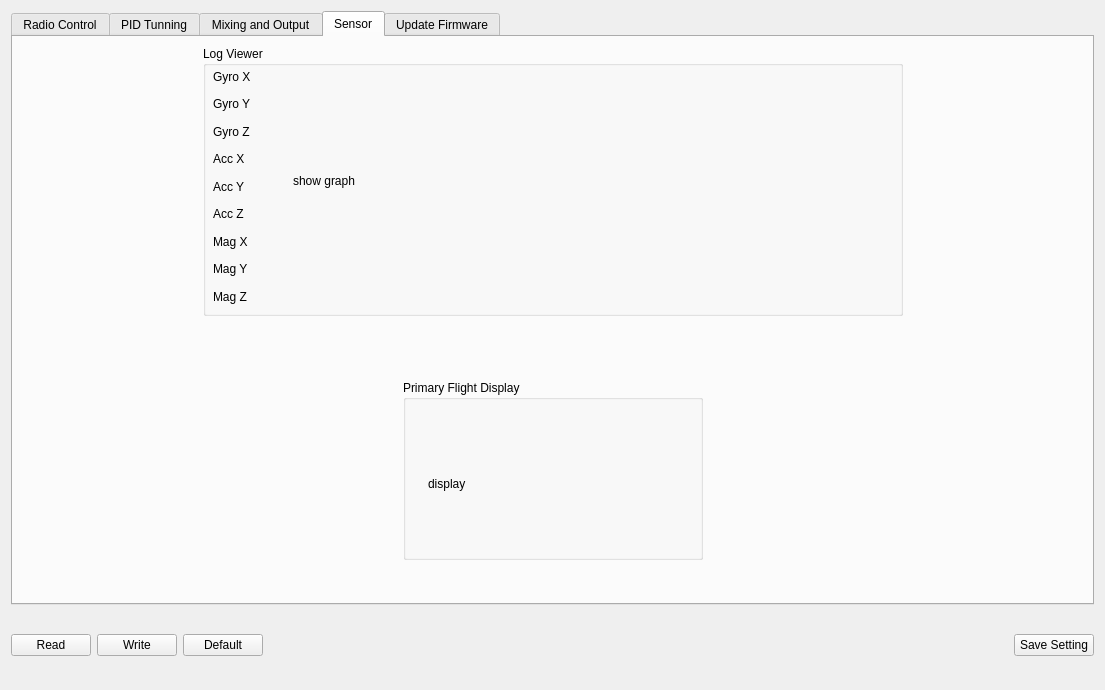
nlbtuyen/ConfigurationGCS, file uavconfig.ui: the form before one commit.
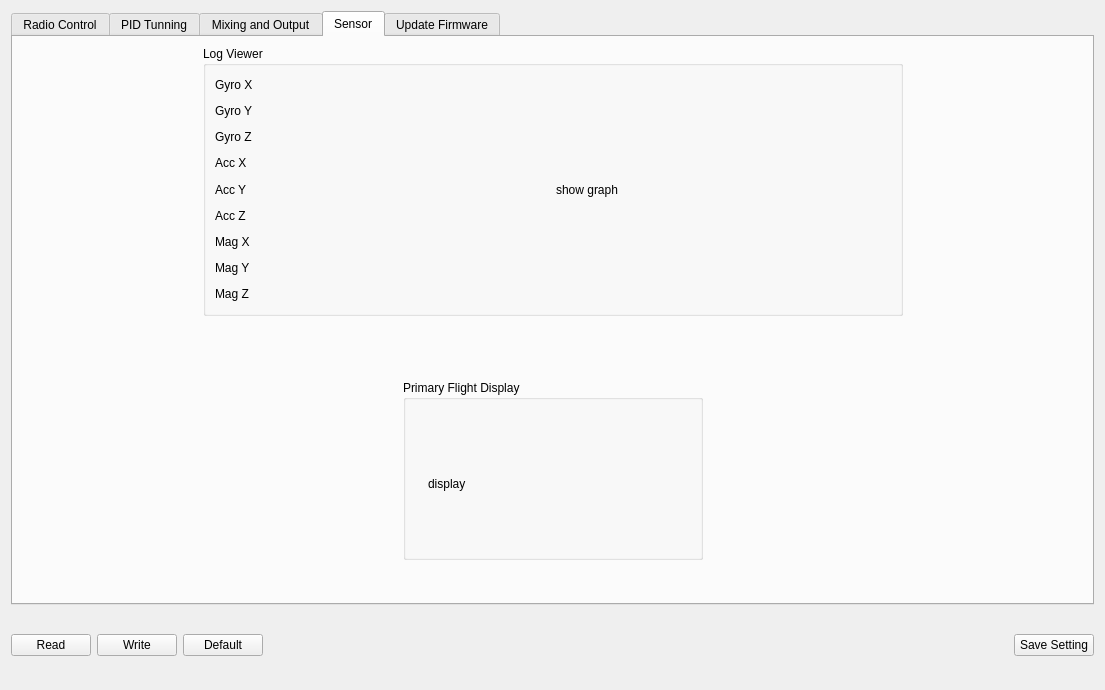
The form after the commit. The open tabs and pages were chosen to show the change. Icons and pictures are not drawn.

Commit message: update save button event

Diff of the .ui file:
```diff
--- a/uavconfig.ui
+++ b/uavconfig.ui
@@ -2435,16 +2435,9 @@
              <property name="title">
               <string>Log Viewer</string>
              </property>
-             <widget class="QWidget" name="layoutWidget_2">
-              <property name="geometry">
-               <rect>
-                <x>10</x>
-                <y>20</y>
-                <width>61</width>
-                <height>241</height>
-               </rect>
-              </property>
-              <layout class="QVBoxLayout" name="verticalLayout_5">
+             <layout class="QHBoxLayout" name="horizontalLayout_16">
+              <item>
+               <layout class="QVBoxLayout" name="LogViewerLayout">
                <item>
                 <widget class="QLabel" name="lbl_gyrox">
                  <property name="text">
@@ -2509,20 +2502,15 @@
                 </widget>
                </item>
               </layout>
-             </widget>
+              </item>
+              <item>
              <widget class="QLabel" name="lbl_graph">
-              <property name="geometry">
-               <rect>
-                <x>90</x>
-                <y>10</y>
-                <width>591</width>
-                <height>250</height>
-               </rect>
-              </property>
               <property name="text">
                <string>show graph</string>
               </property>
              </widget>
+              </item>
+             </layout>
             </widget>
            </item>
            <item row="2" column="1">
```
Left out of the diff: 2 changed lines with no effect on the pictures. Lines whose indentation alone changed are shown as unchanged. The commit also changes 2 other files.
